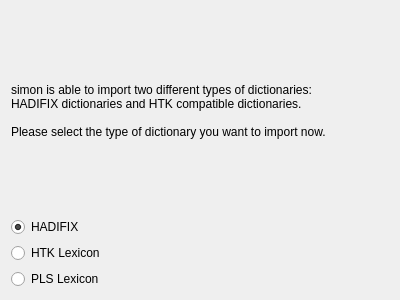
First picture: the form in simon/src/simonmodelmanagementui/ImportDict/importdictselectsourcepage.ui, repository KDE/simon, before the edit.
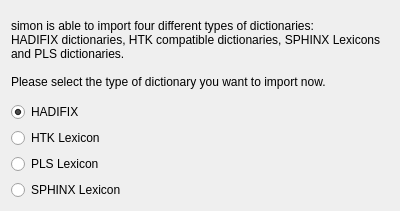
Second picture: the form after the edit.

Commit message: Fixing the PLS Import and adding SPHINX Import

```diff
--- a/simon/src/simonmodelmanagementui/ImportDict/importdictselectsourcepage.ui
+++ b/simon/src/simonmodelmanagementui/ImportDict/importdictselectsourcepage.ui
@@ -6,7 +6,7 @@
     <x>0</x>
     <y>0</y>
     <width>400</width>
-    <height>300</height>
+    <height>211</height>
    </rect>
   </property>
   <property name="windowTitle" >
@@ -16,8 +16,8 @@
    <item>
     <widget class="QLabel" name="label" >
      <property name="text" >
-      <string>simon is able to import two different types of dictionaries:
-HADIFIX dictionaries and HTK compatible dictionaries.
+      <string>simon is able to import four different types of dictionaries:
+HADIFIX dictionaries, HTK compatible dictionaries, SPHINX Lexicons and PLS dictionaries.
 
 Please select the type of dictionary you want to import now.</string>
      </property>
@@ -50,6 +50,13 @@
      </property>
     </widget>
    </item>
+   <item>
+    <widget class="QRadioButton" name="rbSPHINX" >
+     <property name="text" >
+      <string>SPHINX Lexicon</string>
+     </property>
+    </widget>
+   </item>
   </layout>
  </widget>
  <resources/>
```
The commit also changes 17 other files.
